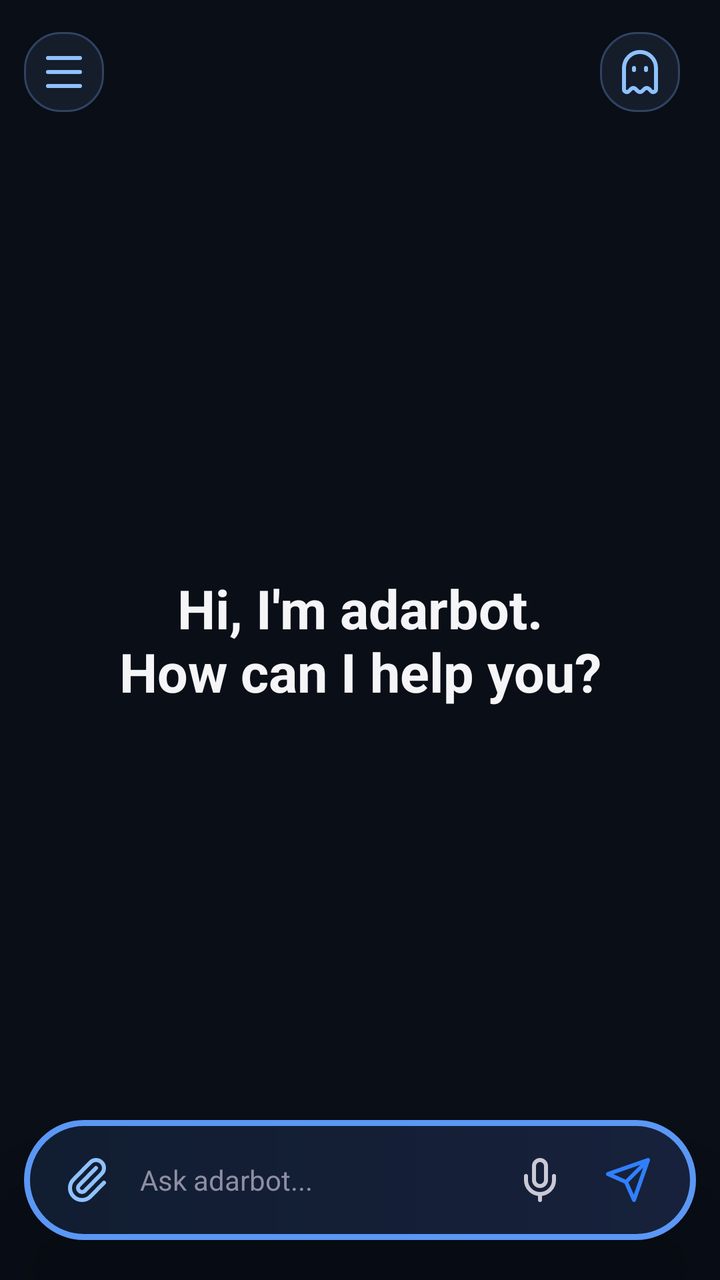
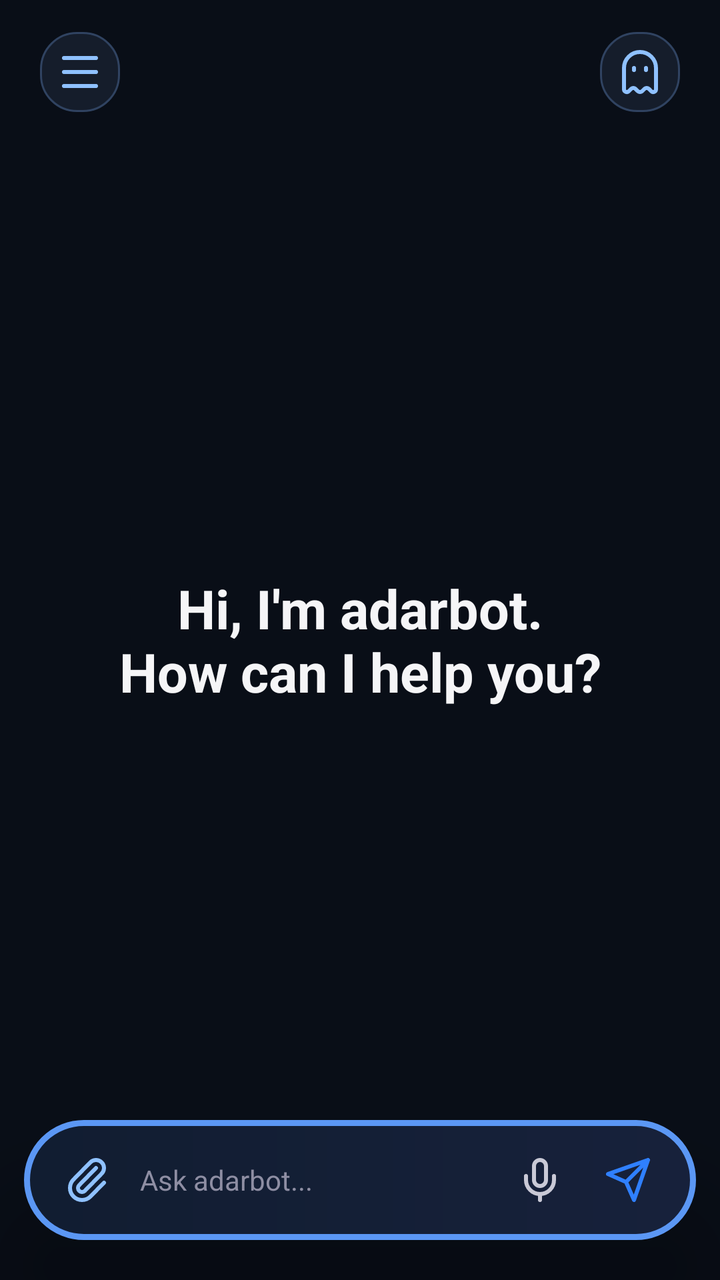

Two renders of the same Android screen: before a commit and after it. Below are the layout's source before the change and the commit's diff.
<!-- AndroidManifest.xml: activity theme Theme.NemotronVoiceIME -->
<!-- res/layout/activity_chat.xml -->
<?xml version="1.0" encoding="utf-8"?>
<FrameLayout xmlns:android="http://schemas.android.com/apk/res/android"
    android:layout_width="match_parent"
    android:layout_height="match_parent"
    android:background="#090E17">

    <LinearLayout
        android:layout_width="match_parent"
        android:layout_height="match_parent"
        android:orientation="vertical">

    <FrameLayout
        android:layout_width="match_parent"
        android:layout_height="0dp"
        android:layout_weight="1">
        <androidx.recyclerview.widget.RecyclerView
            android:id="@+id/recyclerMessages"
            android:layout_width="match_parent"
            android:layout_height="match_parent"
            android:scrollbars="none"
            android:clipToPadding="false"
            android:paddingTop="92dp"
            android:paddingBottom="112dp" />
        <TextView
            android:id="@+id/welcomeView"
            android:layout_width="match_parent"
            android:layout_height="wrap_content"
            android:layout_gravity="center"
            android:gravity="center"
            android:text="Hi, I'm adarbot.\nHow can I help you?"
            android:textColor="#F5F5F7"
            android:textSize="27sp"
            android:textStyle="bold" />
    </FrameLayout>

    </LinearLayout>

    
    <LinearLayout
        android:layout_width="match_parent"
        android:layout_height="56dp"
        android:layout_gravity="top|center_horizontal"
        android:layout_marginLeft="12dp"
        android:layout_marginTop="8dp"
        android:layout_marginRight="12dp"
        android:background="@android:color/transparent"
        android:gravity="center_vertical"
        android:orientation="horizontal"
        android:paddingLeft="0dp"
        android:paddingRight="0dp">
        <LinearLayout
            android:layout_width="48dp"
            android:layout_height="40dp"
            android:gravity="center_vertical">
            <ImageButton
                android:id="@+id/btnMenuChat"
                android:layout_width="40dp"
                android:layout_height="40dp"
                android:background="@drawable/bg_chip"
                android:contentDescription="Open chat menu"
                android:padding="8dp"
                android:src="@drawable/ic_menu"
                android:tint="#8FC1FF" />
            <ImageButton
                android:id="@+id/btnBack"
                android:layout_width="40dp"
                android:layout_height="40dp"
                android:background="?attr/selectableItemBackgroundBorderless"
                android:contentDescription="Back"
                android:padding="8dp"
                android:src="@drawable/ic_back"
                android:tint="#EDEDF0"
                android:visibility="gone" />
        </LinearLayout>
        <TextView
            android:id="@+id/convTitle"
            android:layout_width="0dp"
            android:layout_height="match_parent"
            android:layout_weight="1"
            android:ellipsize="end"
            android:gravity="center"
            android:maxLines="1"
            android:text="adarbot"
            android:textColor="#EDEDF0"
            android:textSize="17sp"
            android:textStyle="bold"
            android:visibility="invisible" />
        <LinearLayout
            android:layout_width="48dp"
            android:layout_height="40dp"
            android:gravity="center_vertical">
            <ImageButton
                android:id="@+id/btnIncognitoHome"
                android:layout_width="40dp"
                android:layout_height="40dp"
                android:background="@drawable/bg_chip"
                android:contentDescription="New incognito chat"
                android:padding="9dp"
                android:src="@drawable/ic_ghost"
                android:tint="#8FC1FF" />
            <ImageButton
                android:id="@+id/btnDelete"
                android:layout_width="40dp"
                android:layout_height="40dp"
                android:background="@drawable/bg_chip"
                android:contentDescription="Delete conversation"
                android:padding="10dp"
                android:src="@drawable/ic_trash"
                android:tint="#8FC1FF"
                android:visibility="gone" />
        </LinearLayout>
    </LinearLayout>

    <LinearLayout
        android:id="@+id/chatAttachmentPreview"
        android:layout_width="wrap_content"
        android:layout_height="wrap_content"
        android:layout_gravity="bottom|start"
        android:layout_marginLeft="22dp"
        android:layout_marginBottom="82dp"
        android:orientation="horizontal"
        android:gravity="center_vertical"
        android:padding="6dp"
        android:background="@drawable/bg_assist_preview"
        android:clipToOutline="true"
        android:elevation="24dp"
        android:visibility="gone">
        <ImageView
            android:id="@+id/chatAttachmentImage"
            android:layout_width="72dp"
            android:layout_height="48dp"
            android:background="@drawable/bg_assist_preview"
            android:clipToOutline="true"
            android:contentDescription="Attachment preview"
            android:outlineProvider="background"
            android:scaleType="centerCrop"
            android:visibility="gone" />
        <ImageView
            android:id="@+id/chatFileIcon"
            android:layout_width="32dp"
            android:layout_height="32dp"
            android:layout_marginLeft="6dp"
            android:contentDescription="File icon"
            android:src="@drawable/ic_file"
            android:tint="#8FC1FF"
            android:visibility="gone" />
        <TextView
            android:id="@+id/chatFileName"
            android:layout_width="wrap_content"
            android:layout_height="wrap_content"
            android:layout_marginLeft="8dp"
            android:layout_marginRight="8dp"
            android:ellipsize="end"
            android:maxLines="1"
            android:maxWidth="140dp"
            android:textColor="#EDEDF0"
            android:textSize="13sp"
            android:visibility="gone" />
        <ImageButton
            android:id="@+id/chatAttachmentRemove"
            android:layout_width="28dp"
            android:layout_height="28dp"
            android:background="@drawable/bg_assist_icon"
            android:contentDescription="Remove attachment"
            android:padding="6dp"
            android:src="@drawable/ic_close"
            android:tint="#FFFFFF" />
    </LinearLayout>

    
    <LinearLayout
        android:id="@+id/chatComposer"
        android:layout_width="match_parent"
        android:layout_height="wrap_content"
        android:layout_gravity="bottom"
        android:layout_marginLeft="12dp"
        android:layout_marginRight="12dp"
        android:layout_marginTop="14dp"
        android:layout_marginBottom="20dp"
        android:background="@drawable/bg_float_bar"
        android:elevation="24dp"
        android:translationZ="8dp"
        android:gravity="end"
        android:orientation="vertical"
        android:paddingLeft="12dp"
        android:paddingTop="8dp"
        android:paddingRight="12dp"
        android:paddingBottom="8dp">

        <TextView
            android:id="@+id/modelChip"
            android:layout_width="wrap_content"
            android:layout_height="wrap_content"
            android:layout_marginRight="4dp"
            android:layout_marginBottom="3dp"
            android:background="@drawable/bg_chip"
            android:paddingLeft="12dp"
            android:paddingTop="5dp"
            android:paddingRight="12dp"
            android:paddingBottom="5dp"
            android:text="DeepSeek"
            android:textColor="#C9C9D6"
            android:textSize="12sp"
            android:visibility="gone" />

        <LinearLayout
            android:layout_width="match_parent"
            android:layout_height="wrap_content"
            android:gravity="center_vertical"
            android:orientation="horizontal">

        <ImageButton
            android:id="@+id/btnAttach"
            android:layout_width="40dp"
            android:layout_height="44dp"
            android:background="@android:color/transparent"
            android:contentDescription="Attach"
            android:padding="9dp"
            android:src="@drawable/ic_attach"
            android:tint="#8FC1FF" />

        <EditText
            android:id="@+id/inputField"
            android:layout_width="0dp"
            android:layout_height="wrap_content"
            android:layout_weight="1"
            android:layout_marginLeft="0dp"
            android:layout_marginRight="2dp"
            android:background="@android:color/transparent"
            android:gravity="center_vertical"
            android:hint="Ask adarbot..."
            android:imeOptions="actionSend|flagNoFullscreen"
            android:importantForAutofill="no"
            android:inputType="text|textNoSuggestions"
            android:maxLines="1"
            android:singleLine="true"
            android:paddingLeft="6dp"
            android:paddingRight="6dp"
            android:textColor="#EDEDF0"
            android:textColorHint="#8E8EA3"
            android:textColorHighlight="@color/adarbot_selection"
            android:lineSpacingExtra="4dp"
            android:textSize="14sp" />

        <ImageButton
            android:id="@+id/btnMic"
            android:layout_width="44dp"
            android:layout_height="44dp"
            android:background="@android:color/transparent"
            android:contentDescription="Voice input"
            android:padding="10dp"
            android:src="@drawable/ic_mic"
            android:tint="#C9C9D6" />

        <FrameLayout
            android:layout_width="44dp"
            android:layout_height="44dp">
            <ImageButton
                android:id="@+id/btnSend"
                android:layout_width="match_parent"
                android:layout_height="match_parent"
                android:background="@android:color/transparent"
                android:contentDescription="Send"
                android:padding="10dp"
                android:src="@drawable/ic_send"
                android:tint="#2F80FF" />
        </FrameLayout>
        </LinearLayout>
    </LinearLayout>
</FrameLayout>
<!-- resources referenced by this layout -->
<resources>
  <color name="adarbot_selection">#335B97F4</color>
  <!-- drawable bg_assist_preview (drawable) -->
  <shape xmlns:android="http://schemas.android.com/apk/res/android" android:shape="rectangle">
      <solid android:color="#171B24" />
      <corners android:radius="28dp" />
  </shape>
  <!-- drawable bg_chip (drawable) -->
  <shape xmlns:android="http://schemas.android.com/apk/res/android"
      android:shape="rectangle">
      <solid android:color="#151D2B" />
      <stroke android:width="1dp" android:color="#304361" />
      <corners android:radius="18dp" />
  </shape>
  <!-- drawable bg_float_bar (drawable) -->
  <shape xmlns:android="http://schemas.android.com/apk/res/android" android:shape="rectangle">
      <gradient android:angle="0" android:startColor="#111D31" android:endColor="#17213B" />
      <stroke android:width="3dp" android:color="#5B97F4" />
      <corners android:radius="36dp" />
  </shape>
  <!-- drawable ic_back (drawable) -->
  <vector xmlns:android="http://schemas.android.com/apk/res/android" android:width="24dp" android:height="24dp" android:viewportWidth="24" android:viewportHeight="24">
      <path android:fillColor="#00000000" android:strokeColor="#FFFFFFFF" android:strokeWidth="2" android:strokeLineCap="round" android:strokeLineJoin="round" android:pathData="M12,19L5,12L12,5M19,12L5,12" />
  </vector>
  <!-- drawable ic_close (drawable) -->
  <vector xmlns:android="http://schemas.android.com/apk/res/android" android:width="24dp" android:height="24dp" android:viewportWidth="24" android:viewportHeight="24">
      <path android:fillColor="#00000000" android:strokeColor="#FFFFFFFF" android:strokeWidth="2" android:strokeLineCap="round" android:pathData="M18,6L6,18M6,6L18,18" />
  </vector>
  <!-- drawable ic_menu (drawable) -->
  <vector xmlns:android="http://schemas.android.com/apk/res/android" android:width="24dp" android:height="24dp" android:viewportWidth="24" android:viewportHeight="24">
      <path android:fillColor="#00000000" android:strokeColor="#FFFFFFFF" android:strokeWidth="2" android:strokeLineCap="round" android:pathData="M4,5L20,5M4,12L20,12M4,19L20,19" />
  </vector>
  <!-- drawable ic_mic (drawable) -->
  <vector xmlns:android="http://schemas.android.com/apk/res/android" android:width="24dp" android:height="24dp" android:viewportWidth="24" android:viewportHeight="24">
      <path android:fillColor="#00000000" android:strokeColor="#FFFFFFFF" android:strokeWidth="2" android:strokeLineCap="round" android:strokeLineJoin="round" android:pathData="M12,19L12,22M19,10L19,12A7,7 0,0 1,5,12L5,10M9,5A3,3 0,0 1,15,5L15,12A3,3 0,0 1,9,12Z" />
  </vector>
  <!-- drawable ic_send (drawable) -->
  <vector xmlns:android="http://schemas.android.com/apk/res/android" android:width="24dp" android:height="24dp" android:viewportWidth="24" android:viewportHeight="24">
      <path android:fillColor="#00000000" android:strokeColor="#FFFFFFFF" android:strokeWidth="2" android:strokeLineCap="round" android:strokeLineJoin="round" android:pathData="M22,2L11,13M22,2L15,22L11,13L2,9Z" />
  </vector>
  <style name="Theme.NemotronVoiceIME" parent="Theme.Material3.DayNight.NoActionBar">
          <item name="colorPrimary">@color/accent</item>
          <item name="colorPrimaryVariant">@color/accent_dark</item>
          <item name="colorOnPrimary">@color/text_light</item>
          <item name="colorControlActivated">@color/adarbot_accent</item>
          <item name="android:statusBarColor">@color/bg_primary</item>
      </style>
  <color name="accent">#76B900</color>
  <color name="accent_dark">#5A8C00</color>
  <color name="text_light">#FFFFFF</color>
  <color name="adarbot_accent">#5B97F4</color>
  <color name="bg_primary">#1A1A2E</color>
  <!-- unchanged entries left out for length: 5 -->
</resources>

<!-- the commit's change to res/layout/activity_chat.xml (unified diff, before → after) -->
@@ -51,7 +51,7 @@
         <LinearLayout
             android:layout_width="48dp"
             android:layout_height="40dp"
-            android:gravity="center_vertical">
+            android:gravity="center_vertical|end">
             <ImageButton
                 android:id="@+id/btnMenuChat"
                 android:layout_width="40dp"
